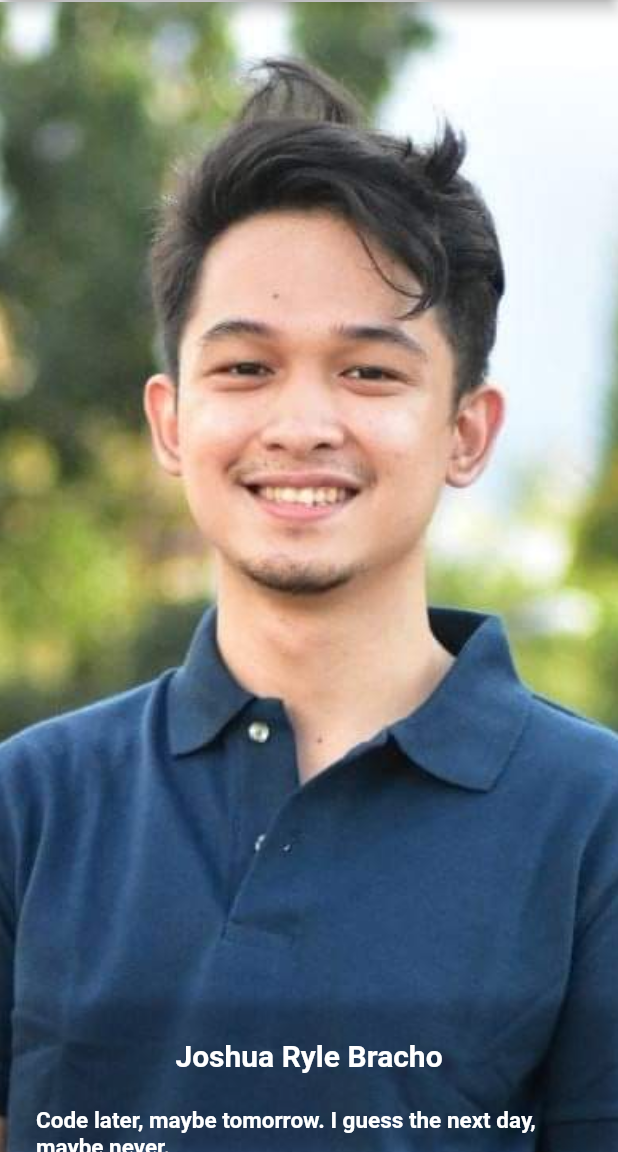
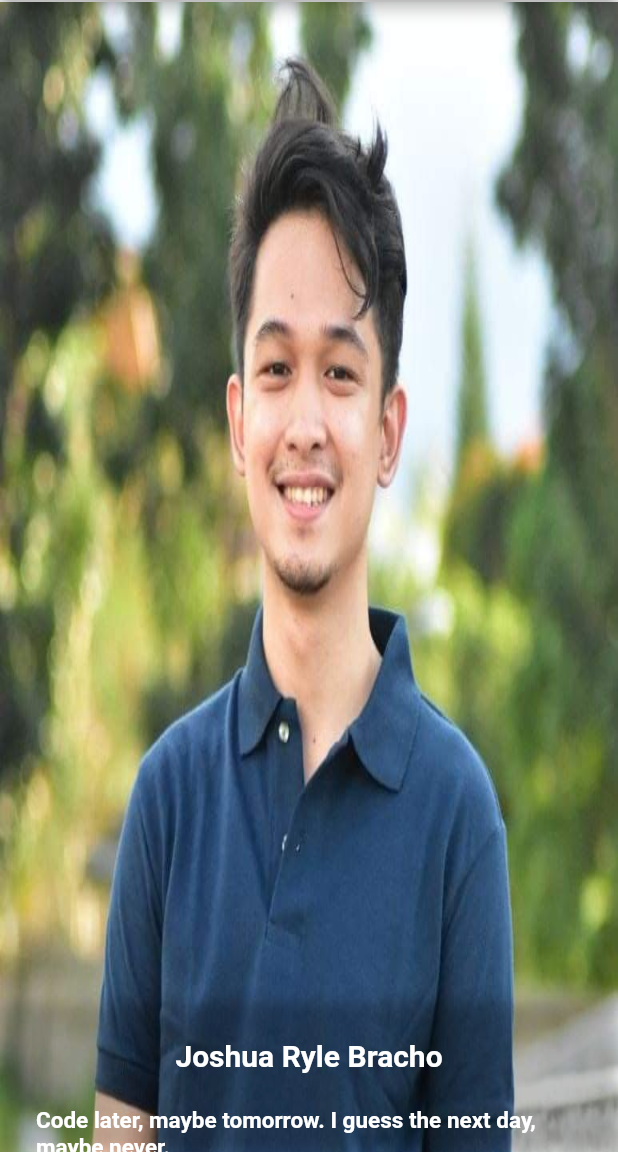
Before and after one commit to RyleZamayla/GitSync_androidApp, a Flutter app: the AboutUsPage screen opened directly, on a phone screen of 412 x 824 dp, the part 84-1236 px from its top. Run offline on Flutter 3.47's test engine with Material 2 defaults, Android fonts, the phone set to English and light mode, and no system bars; drawn by our look-alikes of sliding_up_panel; our stand-ins replace another_flushbar, cloud_firestore, firebase_auth, firebase_core, firebase_storage, fluttertoast and 4 more; accounts and stored records are empty; project files that could hold a hidden picture were left out.

Commit message:
added lacking info of bio and change image

```diff
--- a/frontend/lib/models/info.dart
+++ b/frontend/lib/models/info.dart
@@ -8,5 +8,5 @@ final devInfo = <User>[
   User(name: "Carl Amiel Tristan Moron", bio: "\nDon't think a PROBLEM as a PROBLEM so it won't become a PROBLEM", location: "\nMambatangan, Manolo Fortich Bukidnon", urlImage: "assets/profile_pic/moron.png"),
   User(name: "Sandrine Marie Dico", bio: "\nHidden Truth; Deception EveryWhere", location: "\nTambo Macasandig, Cagayan de Oro City", urlImage: "assets/profile_pic/dico.png"),
   User(name: "Duke Vincent Paul Dayata", bio: "\nProgramming is like sex, one mistake and you have to support it for the rest of your life.", location: "\nPurok 4, North Poblacion, Medina Mis. Or.", urlImage: "assets/profile_pic/dayata.png"),
-  User(name: "Jirah Leil Mosqueda", bio: "\nWhen I wrote this code, only God and I understood what I did. Now only God knows;", location: "\nPurok 2 Himaya, Elsalvador City", urlImage: "assets/profile_pic/mosqueda..png"),
+  User(name: "Jirah Leil Mosqueda", bio: "\nIf at first you don’t succeed, call it version 1.0;", location: "\nPurok 2 Himaya, Elsalvador City", urlImage: "assets/profile_pic/mosqueda....png"),
 ];
--- a/frontend/lib/screens/main/about_us.dart
+++ b/frontend/lib/screens/main/about_us.dart
@@ -40,7 +40,7 @@ class _AboutUsPageState extends State<AboutUsPage> {
               controller: widget.panelController,
               color: Colors.transparent,
               body: PageView(
-                children: devInfo.map((devInfo) => Image.asset(devInfo.urlImage!, fit: BoxFit.cover)).toList(),
+                children: devInfo.map((devInfo) => Image.asset(devInfo.urlImage!, fit: BoxFit.fill)).toList(),
                 onPageChanged: (index) {
                   setState(() {
                     this.index = index;
```
Also changed, not shown: frontend/assets/profile_pic/mosqueda....png (added), frontend/assets/profile_pic/mosqueda..png (deleted).
